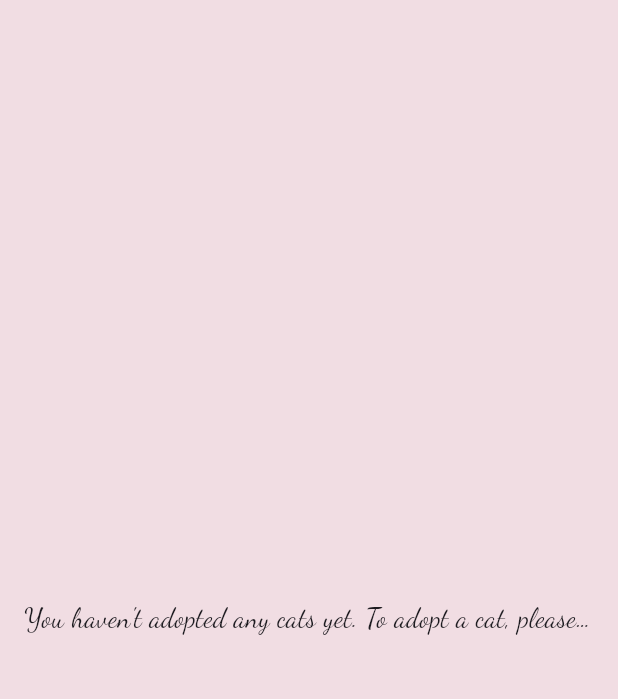
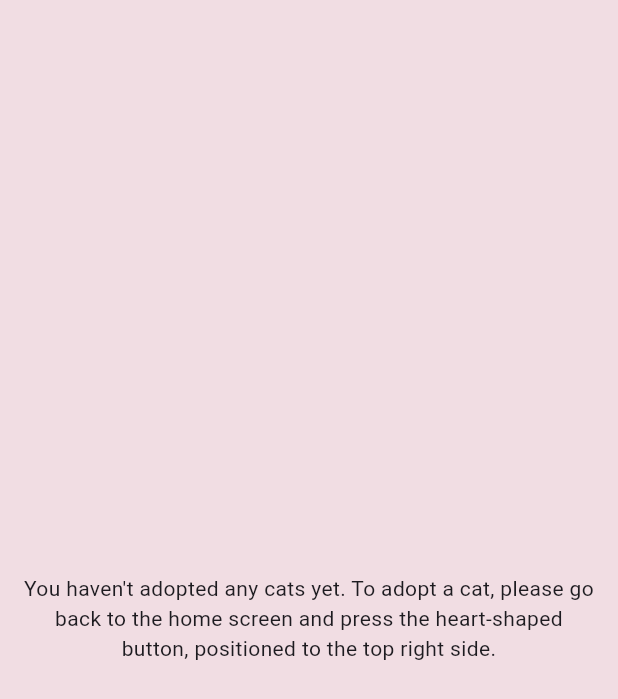
Before and after one commit to GerganaT/Flutter-demo, a Flutter app: the AdoptedCatsScreen screen opened directly, on a phone screen of 412 x 824 dp. Shown: the top 699 px of the screen. Run offline on Flutter 3.47's test engine with Material 3 defaults, Android fonts, the light colour scheme and no system bars; our stand-ins replace cached_network_image, google_fonts, material_symbols_icons, screenshot, share_plus, sqflite; accounts and stored records are empty; network calls fail.

Commit message:
iOs Android demo - Fixed truncated text issue within AdoptedCatsScreen.dart - issue was not fixed in previous commit b1ec0f3006c06ec1f7610639bd3d853a4c18d387

```diff
--- a/lib/AdoptedCatsScreen.dart
+++ b/lib/AdoptedCatsScreen.dart
@@ -184,15 +184,17 @@ class _AdoptedCatsScreenState extends State<AdoptedCatsScreen> {
   Widget NoAdoptedCatsScreen() {
     return Container(
       color: mainBackgroundColor,
-      child: Padding(
-        padding: const EdgeInsets.all(16.0),
+      child: const Padding(
+        padding: EdgeInsets.all(16.0),
         child: Center(
-          child: Flexible(child: ItalicText("You haven't adopted any cats yet. "
+          child: Text("You haven't adopted any cats yet. "
               "To adopt a cat, please go back"
-              " to the home screen and press the heart-shaped button, positioned to the top right side."))
-
+              " to the home screen and press the heart-shaped button,"
+              " positioned to the top right side.",
+            textAlign: TextAlign.center,
+          ),
         ),
-      ),
+        )
     );
   }
 }
```
